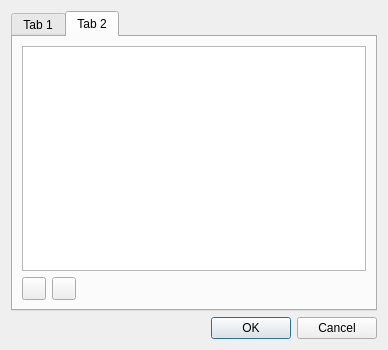
Qt form src/settingsdialog.ui (jablonkai/QDictionary) before a commit.
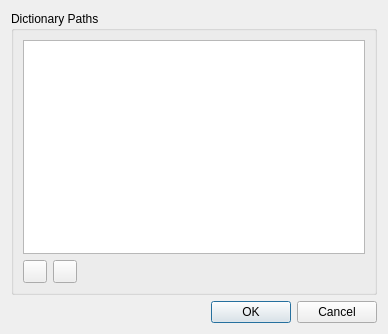
The same form after that commit. Icons and pictures are not drawn.

```diff
--- a/src/settingsdialog.ui
+++ b/src/settingsdialog.ui
@@ -6,7 +6,7 @@
     <x>0</x>
     <y>0</y>
     <width>388</width>
-    <height>350</height>
+    <height>334</height>
    </rect>
   </property>
   <property name="windowTitle" >
@@ -14,22 +14,13 @@
   </property>
   <layout class="QVBoxLayout" >
    <item>
-    <widget class="QTabWidget" name="tabWidget" >
-     <property name="currentIndex" >
-      <number>1</number>
+    <widget class="QGroupBox" name="groupBox" >
+     <property name="title" >
+      <string>Dictionary Paths</string>
      </property>
-     <widget class="QWidget" name="tab" >
-      <attribute name="title" >
-       <string>Tab 1</string>
-      </attribute>
-     </widget>
-     <widget class="QWidget" name="tab_2" >
-      <attribute name="title" >
-       <string>Tab 2</string>
-      </attribute>
       <layout class="QVBoxLayout" >
        <item>
-        <widget class="QListView" name="listView" />
+       <widget class="QListWidget" name="dirListWidget" />
        </item>
        <item>
         <layout class="QHBoxLayout" >
@@ -69,7 +60,6 @@
         </layout>
        </item>
       </layout>
-     </widget>
     </widget>
    </item>
    <item>
```
Left out of the diff: 4 changed lines with no effect on the pictures. Lines whose indentation alone changed are shown as unchanged.
